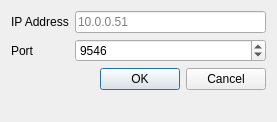
Above: src/dialog_preferences.ui from melegiul/adtf-remote before the change. Below: the same form after it.
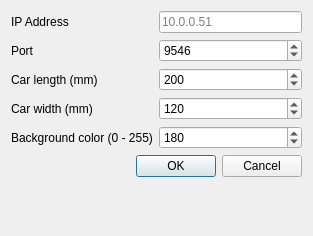
That is the form after the change.

The edit to the form file:
```diff
--- a/src/dialog_preferences.ui
+++ b/src/dialog_preferences.ui
@@ -6,8 +6,8 @@
    <rect>
     <x>0</x>
     <y>0</y>
-    <width>277</width>
-    <height>122</height>
+    <width>313</width>
+    <height>236</height>
    </rect>
   </property>
   <property name="windowTitle">
@@ -26,6 +26,9 @@
      <property name="placeholderText">
       <string>10.0.0.51</string>
      </property>
+     <property name="clearButtonEnabled">
+      <bool>true</bool>
+     </property>
     </widget>
    </item>
    <item row="1" column="0">
@@ -48,7 +51,7 @@
      </property>
     </widget>
    </item>
-   <item row="2" column="0" colspan="2">
+   <item row="5" column="0" colspan="2">
     <widget class="QDialogButtonBox" name="bb">
      <property name="orientation">
       <enum>Qt::Horizontal</enum>
@@ -61,6 +64,57 @@
      </property>
     </widget>
    </item>
+   <item row="2" column="0">
+    <widget class="QLabel" name="lb_car_length">
+     <property name="text">
+      <string>Car length (mm)</string>
+     </property>
+    </widget>
+   </item>
+   <item row="2" column="1">
+    <widget class="QSpinBox" name="sb_car_length">
+     <property name="maximum">
+      <number>45000</number>
+     </property>
+     <property name="value">
+      <number>200</number>
+     </property>
+    </widget>
+   </item>
+   <item row="3" column="0">
+    <widget class="QLabel" name="lb_car_width">
+     <property name="text">
+      <string>Car width (mm)</string>
+     </property>
+    </widget>
+   </item>
+   <item row="4" column="0">
+    <widget class="QLabel" name="lb_background">
+     <property name="text">
+      <string>Background color (0 - 255)</string>
+     </property>
+    </widget>
+   </item>
+   <item row="4" column="1">
+    <widget class="QSpinBox" name="sb_background">
+     <property name="maximum">
+      <number>255</number>
+     </property>
+     <property name="value">
+      <number>180</number>
+     </property>
+    </widget>
+   </item>
+   <item row="3" column="1">
+    <widget class="QSpinBox" name="sb_car_width">
+     <property name="maximum">
+      <number>5000</number>
+     </property>
+     <property name="value">
+      <number>120</number>
+     </property>
+    </widget>
+   </item>
   </layout>
  </widget>
  <resources/>
```
Left out of the diff: 7 changed lines with no effect on the pictures.
